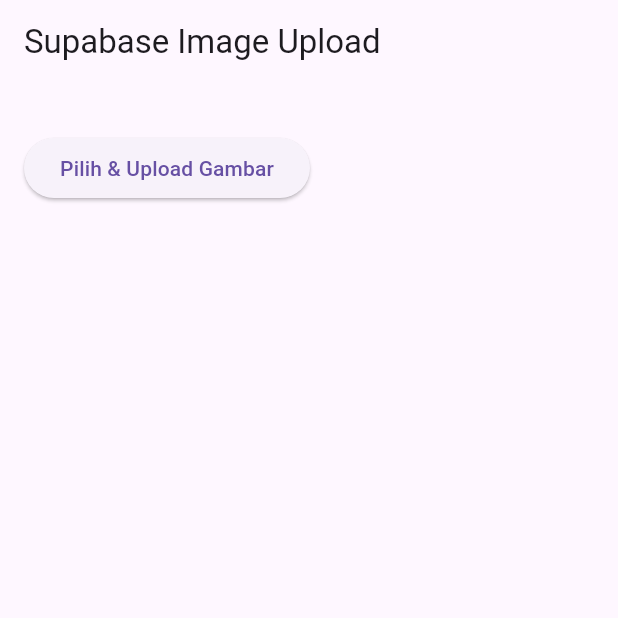
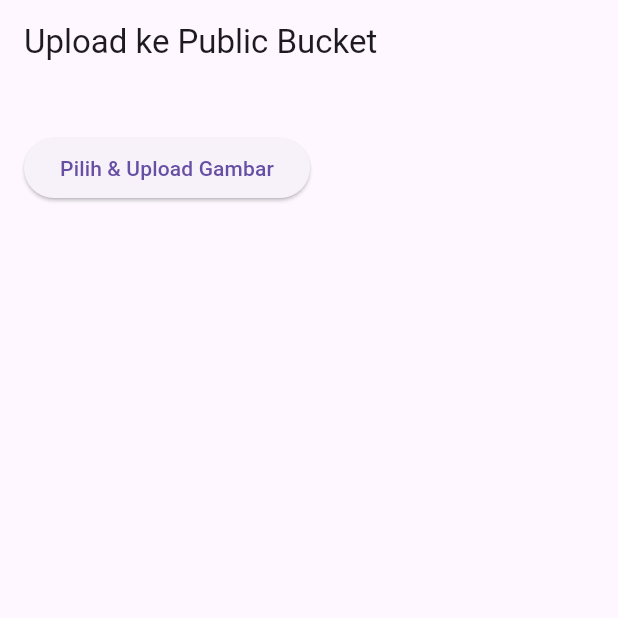
Before and after one commit to ginaa07/supabase_1123150124, a Flutter app: the screen it shows after launch, on a phone screen of 412 x 824 dp, the top half of it. Run offline on Flutter 3.47's test engine with Material 3 defaults, Android fonts, the light colour scheme and no system bars; our stand-ins replace image_picker, supabase_flutter; accounts and stored records are empty.

Commit message:
update text upload ke public bucket

```diff
--- a/lib/pages/home_page.dart
+++ b/lib/pages/home_page.dart
@@ -68,7 +68,7 @@
   Widget build(BuildContext context) {
     return Scaffold(
       appBar: AppBar(
-        title: const Text('Supabase Image Upload'),
+        title: const Text('Upload ke Public Bucket'),
       ),
       body: Padding(
         padding: const EdgeInsets.all(16.0),
```
